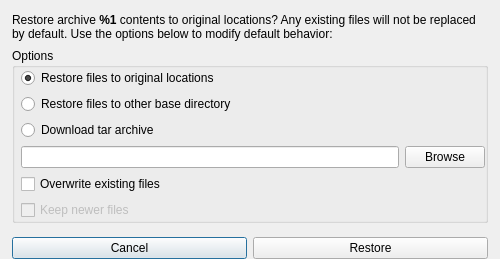
This is forms/restoredialog.ui in Tarsnap/tarsnap-gui as Qt 5 draws it before an edit. The edited form follows.
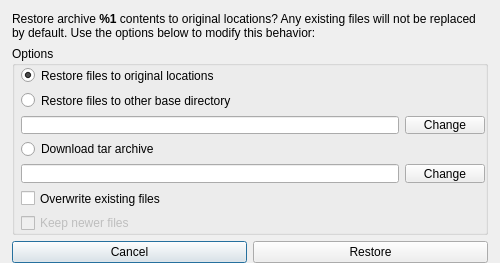
This is the edited form.

Commit message: Refactor Restore Dialog round #1.

What changed in the file:
```diff
--- a/forms/restoredialog.ui
+++ b/forms/restoredialog.ui
@@ -44,7 +44,7 @@
       </sizepolicy>
      </property>
      <property name="text">
-      <string>&lt;html&gt;&lt;head/&gt;&lt;body&gt;&lt;p&gt;Restore archive &lt;span style=&quot; font-weight:600;&quot;&gt;%1&lt;/span&gt; contents to original locations? Any existing files will not be replaced by default. Use the options below to modify default behavior:&lt;/p&gt;&lt;/body&gt;&lt;/html&gt;</string>
+      <string>&lt;html&gt;&lt;head/&gt;&lt;body&gt;&lt;p&gt;Restore archive &lt;span style=&quot; font-weight:600;&quot;&gt;%1&lt;/span&gt; contents to original locations? Any existing files will not be replaced by default. Use the options below to modify this behavior:&lt;/p&gt;&lt;/body&gt;&lt;/html&gt;</string>
      </property>
      <property name="textFormat">
       <enum>Qt::RichText</enum>
@@ -78,18 +78,18 @@
       <property name="bottomMargin">
        <number>0</number>
       </property>
-      <item row="1" column="0">
-       <widget class="QRadioButton" name="chdirRadioButton">
+      <item row="8" column="0" colspan="2">
+       <widget class="QCheckBox" name="overwriteCheckBox">
         <property name="toolTip">
          <string>This will extract the archive contents to the specified directory.</string>
         </property>
         <property name="text">
-         <string>Restore files to other base directory</string>
+         <string>Overwrite existing files</string>
         </property>
        </widget>
       </item>
-      <item row="3" column="1">
-       <widget class="QPushButton" name="browseButton">
+      <item row="2" column="1">
+       <widget class="QPushButton" name="changeDirButton">
         <property name="sizePolicy">
          <sizepolicy hsizetype="Fixed" vsizetype="Fixed">
           <horstretch>0</horstretch>
@@ -100,14 +100,24 @@
          <string>Change directory</string>
         </property>
         <property name="text">
-         <string>Browse</string>
+         <string>Change</string>
         </property>
        </widget>
       </item>
-      <item row="3" column="0">
-       <widget class="QLineEdit" name="dirLineEdit">
+      <item row="2" column="0">
+       <widget class="QLineEdit" name="baseDirLineEdit">
         <property name="toolTip">
-         <string>Download directory</string>
+         <string>Set base directory to extract archive contents to</string>
+        </property>
+       </widget>
+      </item>
+      <item row="1" column="0">
+       <widget class="QRadioButton" name="baseDirRadioButton">
+        <property name="toolTip">
+         <string>This will extract the archive contents to the specified directory</string>
+        </property>
+        <property name="text">
+         <string>Restore files to other base directory</string>
         </property>
        </widget>
       </item>
@@ -124,17 +134,17 @@
         </property>
        </widget>
       </item>
-      <item row="5" column="0" colspan="2">
-       <widget class="QCheckBox" name="overwriteCheckBox">
+      <item row="4" column="0">
+       <widget class="QRadioButton" name="getArchiveRadioButton">
         <property name="toolTip">
          <string>Overwrite existing files if they exist</string>
         </property>
         <property name="text">
-         <string>Overwrite existing files</string>
+         <string>Download tar archive</string>
         </property>
        </widget>
       </item>
-      <item row="6" column="0">
+      <item row="9" column="0">
        <widget class="QCheckBox" name="keepNewerCheckBox">
         <property name="enabled">
          <bool>false</bool>
@@ -147,13 +157,20 @@
         </property>
        </widget>
       </item>
-      <item row="2" column="0">
-       <widget class="QRadioButton" name="downloadArchiveRadioButton">
+      <item row="5" column="0">
+       <widget class="QLineEdit" name="archiveLineEdit">
         <property name="toolTip">
-         <string>This will download an uncompressed tar archive to the specified directory.</string>
+         <string>Set archive file name</string>
+        </property>
+       </widget>
+      </item>
+      <item row="5" column="1">
+       <widget class="QPushButton" name="changeArchiveButton">
+        <property name="toolTip">
+         <string>Change archive name</string>
         </property>
         <property name="text">
-         <string>Download tar archive</string>
+         <string>Change</string>
         </property>
        </widget>
       </item>
```
Left out of the diff: 8 changed lines with no effect on the pictures. The commit also changes 4 other files.
